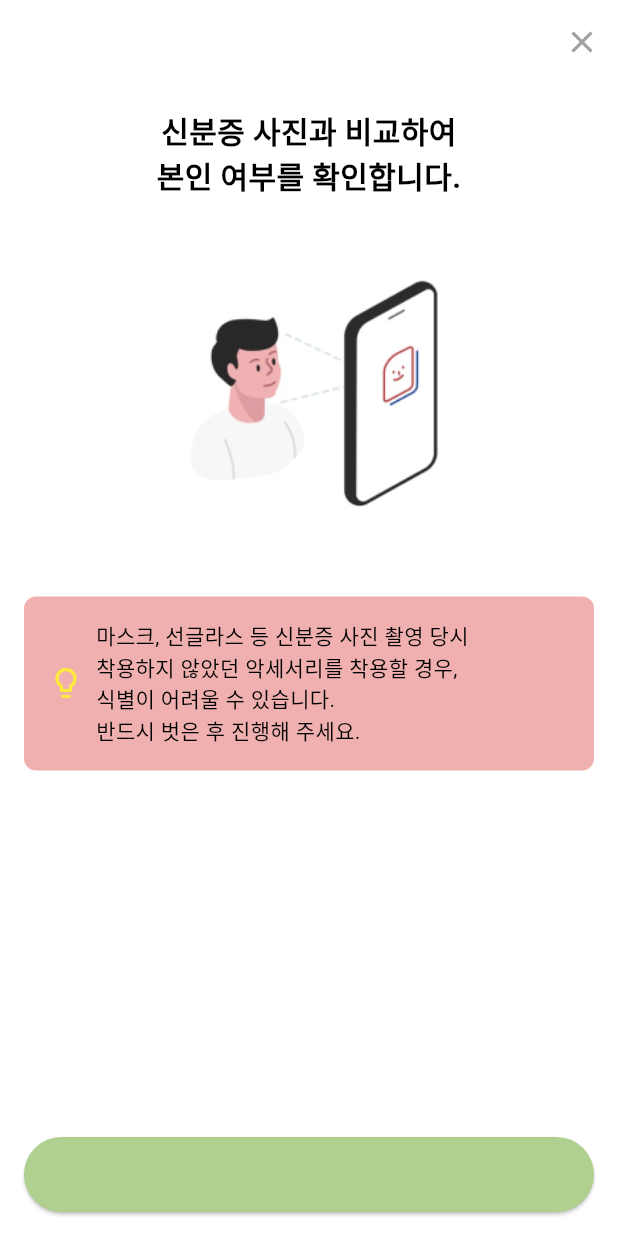
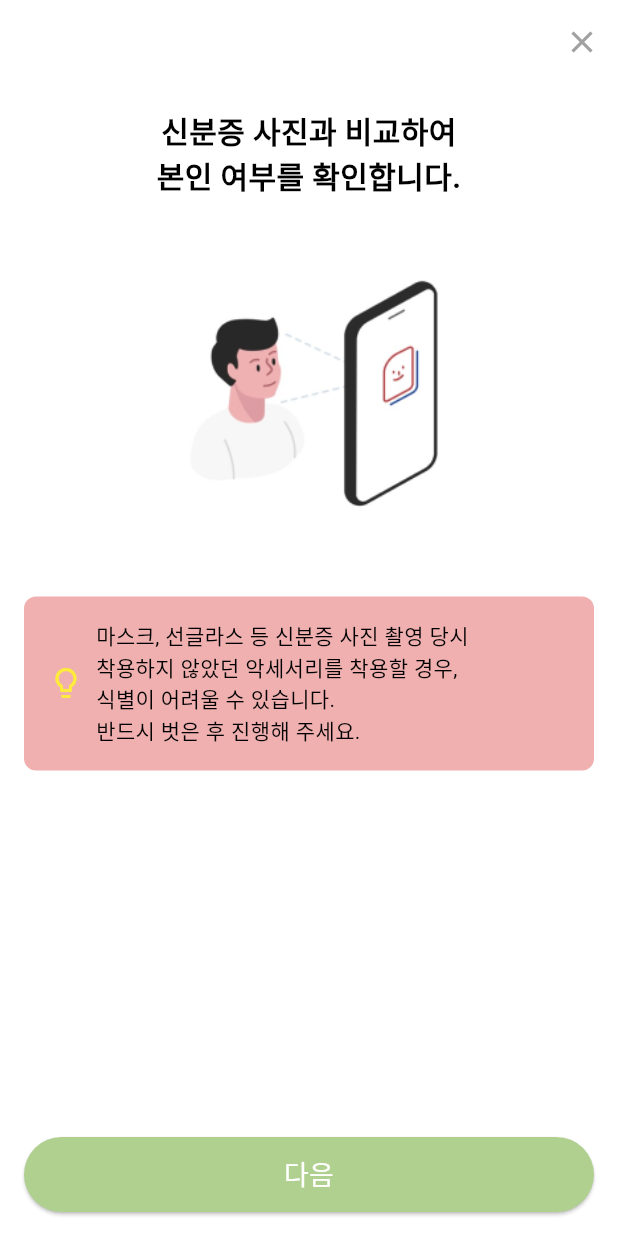
Before and after one commit to safeT-CE/Flutter_main, a Flutter app: the IdInfoCheckPage screen opened directly with empty values, after a tap on "다음", on a phone screen of 412 x 824 dp. Run offline on Flutter 3.47's test engine with Material 3 defaults, Android fonts, the phone set to English and light mode, and no system bars; our stand-ins replace camera, geolocator, shared_preferences; missing offline and left inert: google_ml_kit, kakao_map_plugin, qr_code_scanner; accounts and stored records are empty.

Commit message:
💄auth page button text colors

```diff
--- a/lib/pages/agreement_page.dart
+++ b/lib/pages/agreement_page.dart
@@ -138,7 +138,10 @@ class _AgreementPageState extends State<AgreementPage> {
                   ),
                   minimumSize: MaterialStateProperty.all<Size>(Size(double.infinity, 50)),
                 ),
-                child: Text('동의하고 진행'),
+                child: Text(
+                  '동의하고 진행',
+                style: TextStyle(color: Colors.white),
+                ),
               ),
             ],
           ),
--- a/lib/pages/auth_done_page.dart
+++ b/lib/pages/auth_done_page.dart
@@ -159,6 +159,7 @@ class AuthDonePage extends StatelessWidget {
                 },
                 child: Text(
                   '확인',
+                  style: TextStyle(color: Colors.white),
                 ),
               ),
             ),
--- a/lib/pages/auth_face_how_page.dart
+++ b/lib/pages/auth_face_how_page.dart
@@ -117,7 +117,7 @@ class _FaceHowPageState extends State<FaceHowPage> {
               },
               child: Text(
                 '다음',
-                style: TextStyle(fontSize: 18),
+                style: TextStyle(fontSize: 18,color: Colors.white),
               ),
             ),
           ],
--- a/lib/pages/auth_idcard_how_page.dart
+++ b/lib/pages/auth_idcard_how_page.dart
@@ -48,6 +48,7 @@ class IdHowPage extends StatelessWidget {
               },
               child: Text(
                 '다음',
+                style: TextStyle(color: Colors.white),
               ),
             ),
           ],
--- a/lib/pages/auth_idinfo_check_page.dart
+++ b/lib/pages/auth_idinfo_check_page.dart
@@ -131,7 +131,7 @@ class _IdInfoCheckPageState extends State<IdInfoCheckPage> {
               },
               child: Text(
                 '다음',
-                style: TextStyle(fontSize: 18),
+                style: TextStyle(fontSize: 18,color: Colors.white),
               ),
             ),
           ],
--- a/lib/pages/auth_phonenum_verificate_page.dart
+++ b/lib/pages/auth_phonenum_verificate_page.dart
@@ -176,7 +176,10 @@ class _PhoneVerificationPageState extends State<PhoneVerificationPage> {
             backgroundColor: safeTgreen,
             minimumSize: Size(double.infinity, 50),
           ),
-          child: Text('확인'),
+          child: Text(
+            '확인',
+            style: TextStyle(color: Colors.white),
+            ),
         ),
       ),
     );
```
